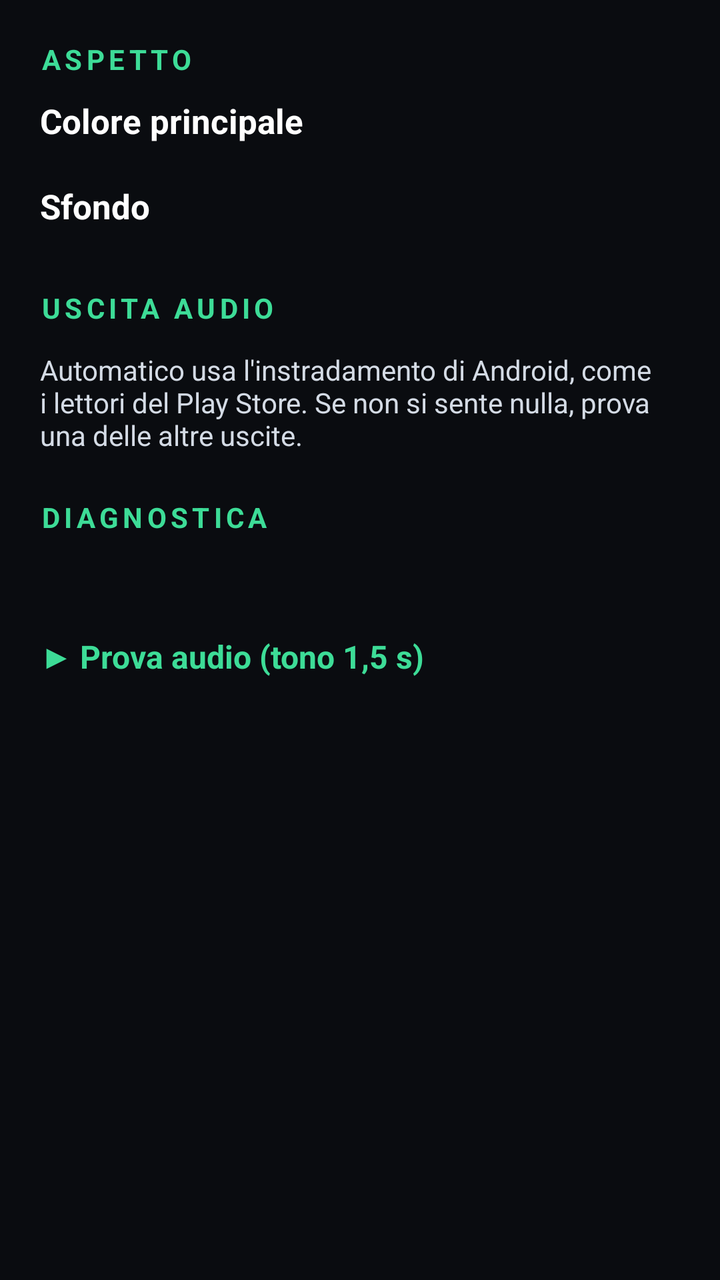
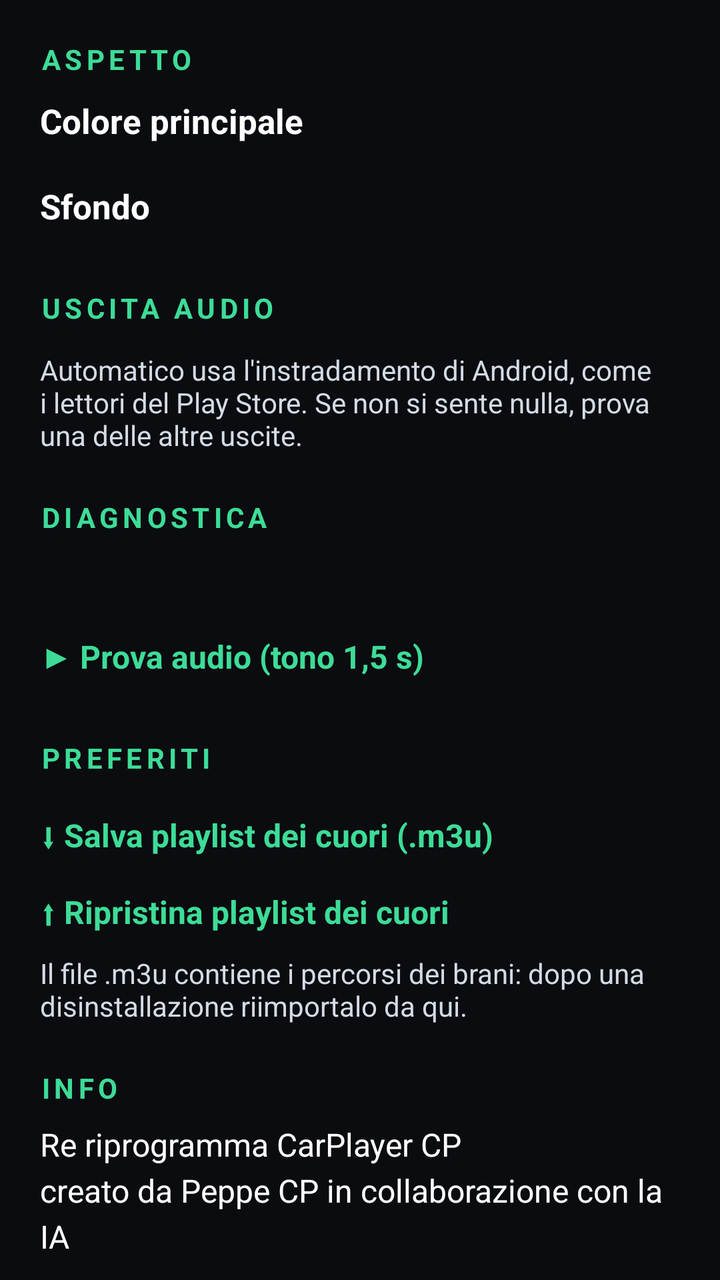

Before-and-after screenshots of an Android layout around one commit, followed by the original layout XML and the change that was made.
<!-- AndroidManifest.xml: application theme AppTheme -->
<!-- res/layout/dialog_settings.xml -->
<?xml version="1.0" encoding="utf-8"?>
<ScrollView xmlns:android="http://schemas.android.com/apk/res/android"
    android:layout_width="match_parent"
    android:layout_height="wrap_content"
    android:scrollbars="none">

    <LinearLayout
        android:layout_width="match_parent"
        android:layout_height="wrap_content"
        android:orientation="vertical"
        android:padding="20dp">

        <TextView
            android:layout_width="wrap_content"
            android:layout_height="wrap_content"
            android:letterSpacing="0.15"
            android:text="ASPETTO"
            android:textColor="@color/accent"
            android:textSize="14sp"
            android:textStyle="bold" />

        <TextView
            android:layout_width="wrap_content"
            android:layout_height="wrap_content"
            android:layout_marginTop="10dp"
            android:text="Colore principale"
            android:textColor="#FFFFFF"
            android:textSize="17sp"
            android:textStyle="bold" />

        <HorizontalScrollView
            android:layout_width="match_parent"
            android:layout_height="wrap_content"
            android:layout_marginTop="8dp"
            android:scrollbars="none">

            <LinearLayout
                android:id="@+id/accentPalette"
                android:layout_width="wrap_content"
                android:layout_height="wrap_content"
                android:orientation="horizontal" />
        </HorizontalScrollView>

        <TextView
            android:layout_width="wrap_content"
            android:layout_height="wrap_content"
            android:layout_marginTop="12dp"
            android:text="Sfondo"
            android:textColor="#FFFFFF"
            android:textSize="17sp"
            android:textStyle="bold" />

        <LinearLayout
            android:id="@+id/bgPalette"
            android:layout_width="wrap_content"
            android:layout_height="wrap_content"
            android:layout_marginTop="8dp"
            android:orientation="horizontal" />

        <TextView
            android:layout_width="wrap_content"
            android:layout_height="wrap_content"
            android:layout_marginTop="22dp"
            android:letterSpacing="0.15"
            android:text="USCITA AUDIO"
            android:textColor="@color/accent"
            android:textSize="14sp"
            android:textStyle="bold" />

        <LinearLayout
            android:id="@+id/outputBox"
            android:layout_width="match_parent"
            android:layout_height="wrap_content"
            android:layout_marginTop="6dp"
            android:orientation="vertical" />

        <TextView
            android:layout_width="match_parent"
            android:layout_height="wrap_content"
            android:layout_marginTop="6dp"
            android:text="Automatico usa l'instradamento di Android, come i lettori del Play Store. Se non si sente nulla, prova una delle altre uscite."
            android:textColor="@color/text_soft"
            android:textSize="14sp" />

        <TextView
            android:layout_width="wrap_content"
            android:layout_height="wrap_content"
            android:layout_marginTop="22dp"
            android:letterSpacing="0.15"
            android:text="DIAGNOSTICA"
            android:textColor="@color/accent"
            android:textSize="14sp"
            android:textStyle="bold" />

        <TextView
            android:id="@+id/audioDiag"
            android:layout_width="match_parent"
            android:layout_height="wrap_content"
            android:layout_marginTop="8dp"
            android:textColor="@color/text_soft"
            android:textSize="14sp" />

        <TextView
            android:id="@+id/btnTest"
            android:layout_width="wrap_content"
            android:layout_height="wrap_content"
            android:layout_marginTop="14dp"
            android:background="?android:attr/selectableItemBackground"
            android:paddingTop="8dp"
            android:paddingBottom="8dp"
            android:paddingEnd="16dp"
            android:text="▶ Prova audio (tono 1,5 s)"
            android:textColor="@color/accent"
            android:textSize="16sp"
            android:textStyle="bold" />
    </LinearLayout>
</ScrollView>
<!-- resources referenced by this layout -->
<resources>
  <color name="accent">#3DDC97</color>
  <color name="text_soft">#D4DBE5</color>
  <style name="AppTheme" parent="android:Theme.Material.NoActionBar">
          <item name="android:windowBackground">@color/bg</item>
          <item name="android:statusBarColor">@color/bg</item>
          <item name="android:navigationBarColor">@color/bg</item>
          <item name="android:colorAccent">@color/accent</item>
      </style>
  <color name="bg">#0A0C10</color>
</resources>

<!-- the commit's change to res/layout/dialog_settings.xml (unified diff, before → after) -->
@@ -50,12 +50,18 @@
             android:textSize="17sp"
             android:textStyle="bold" />
 
-        <LinearLayout
-            android:id="@+id/bgPalette"
-            android:layout_width="wrap_content"
+        <HorizontalScrollView
+            android:layout_width="match_parent"
             android:layout_height="wrap_content"
             android:layout_marginTop="8dp"
-            android:orientation="horizontal" />
+            android:scrollbars="none">
+
+            <LinearLayout
+                android:id="@+id/bgPalette"
+                android:layout_width="wrap_content"
+                android:layout_height="wrap_content"
+                android:orientation="horizontal" />
+        </HorizontalScrollView>
 
         <TextView
             android:layout_width="wrap_content"
@@ -113,5 +119,69 @@
             android:textColor="@color/accent"
             android:textSize="16sp"
             android:textStyle="bold" />
+
+        <TextView
+            android:layout_width="wrap_content"
+            android:layout_height="wrap_content"
+            android:layout_marginTop="22dp"
+            android:letterSpacing="0.15"
+            android:text="PREFERITI"
+            android:textColor="@color/accent"
+            android:textSize="14sp"
+            android:textStyle="bold" />
+
+        <TextView
+            android:id="@+id/btnExport"
+            android:layout_width="wrap_content"
+            android:layout_height="wrap_content"
+            android:layout_marginTop="10dp"
+            android:background="?android:attr/selectableItemBackground"
+            android:paddingTop="8dp"
+            android:paddingBottom="8dp"
+            android:paddingEnd="16dp"
+            android:text="⬇ Salva playlist dei cuori (.m3u)"
+            android:textColor="@color/accent"
+            android:textSize="16sp"
+            android:textStyle="bold" />
+
+        <TextView
+            android:id="@+id/btnImport"
+            android:layout_width="wrap_content"
+            android:layout_height="wrap_content"
+            android:background="?android:attr/selectableItemBackground"
+            android:paddingTop="8dp"
+            android:paddingBottom="8dp"
+            android:paddingEnd="16dp"
+            android:text="⬆ Ripristina playlist dei cuori"
+            android:textColor="@color/accent"
+            android:textSize="16sp"
+            android:textStyle="bold" />
+
+        <TextView
+            android:layout_width="match_parent"
+            android:layout_height="wrap_content"
+            android:layout_marginTop="2dp"
+            android:text="Il file .m3u contiene i percorsi dei brani: dopo una disinstallazione riimportalo da qui."
+            android:textColor="@color/text_soft"
+            android:textSize="14sp" />
+
+        <TextView
+            android:layout_width="wrap_content"
+            android:layout_height="wrap_content"
+            android:layout_marginTop="22dp"
+            android:letterSpacing="0.15"
+            android:text="INFO"
+            android:textColor="@color/accent"
+            android:textSize="14sp"
+            android:textStyle="bold" />
+
+        <TextView
+            android:layout_width="match_parent"
+            android:layout_height="wrap_content"
+            android:layout_marginTop="8dp"
+            android:lineSpacingExtra="4dp"
+            android:text="Re riprogramma CarPlayer CP\ncreato da Peppe CP in collaborazione con la IA"
+            android:textColor="#FFFFFF"
+            android:textSize="16sp" />
     </LinearLayout>
 </ScrollView>
